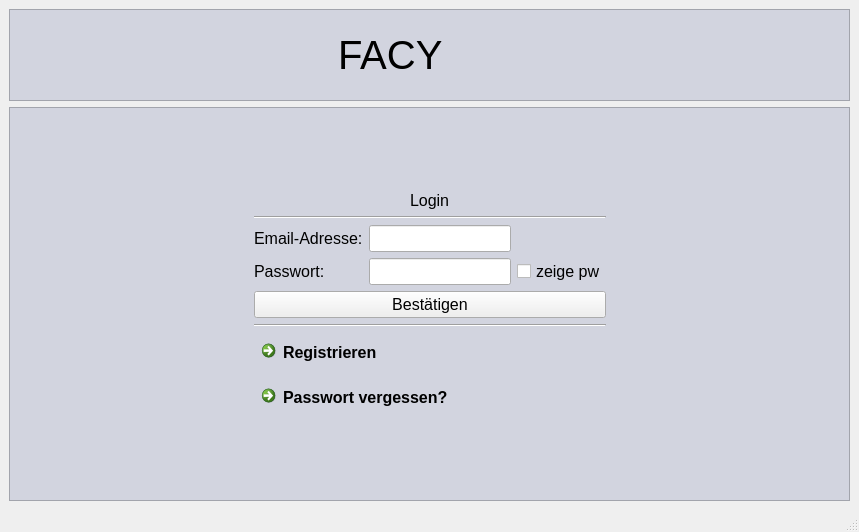
Before: the Qt Designer form Facy-Client/frmlogin.ui in Rompack853/Facy-Client, drawn with Qt 5.
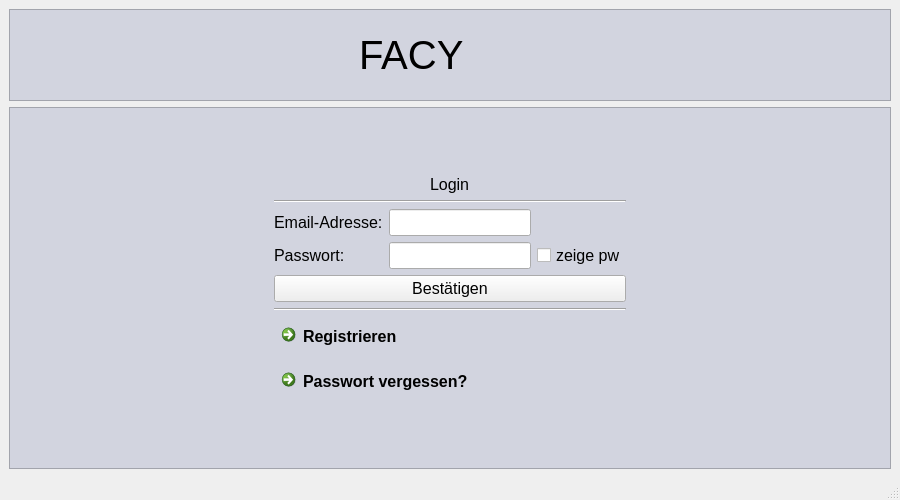
After: the same form once the commit is applied. Icons and pictures are not drawn.

```diff
--- a/Facy-Client/frmlogin.ui
+++ b/Facy-Client/frmlogin.ui
@@ -6,8 +6,8 @@
    <rect>
     <x>0</x>
     <y>0</y>
-    <width>859</width>
-    <height>532</height>
+    <width>900</width>
+    <height>500</height>
    </rect>
   </property>
   <property name="windowTitle">
```
Left out of the diff: 7 changed lines with no effect on the pictures.
